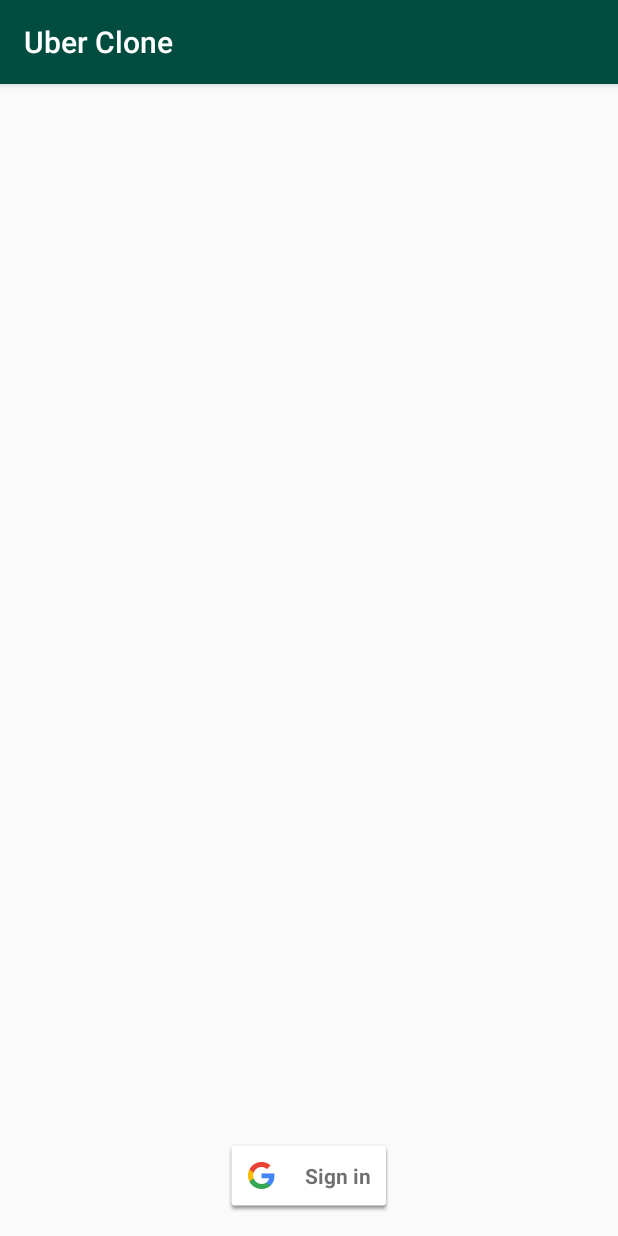
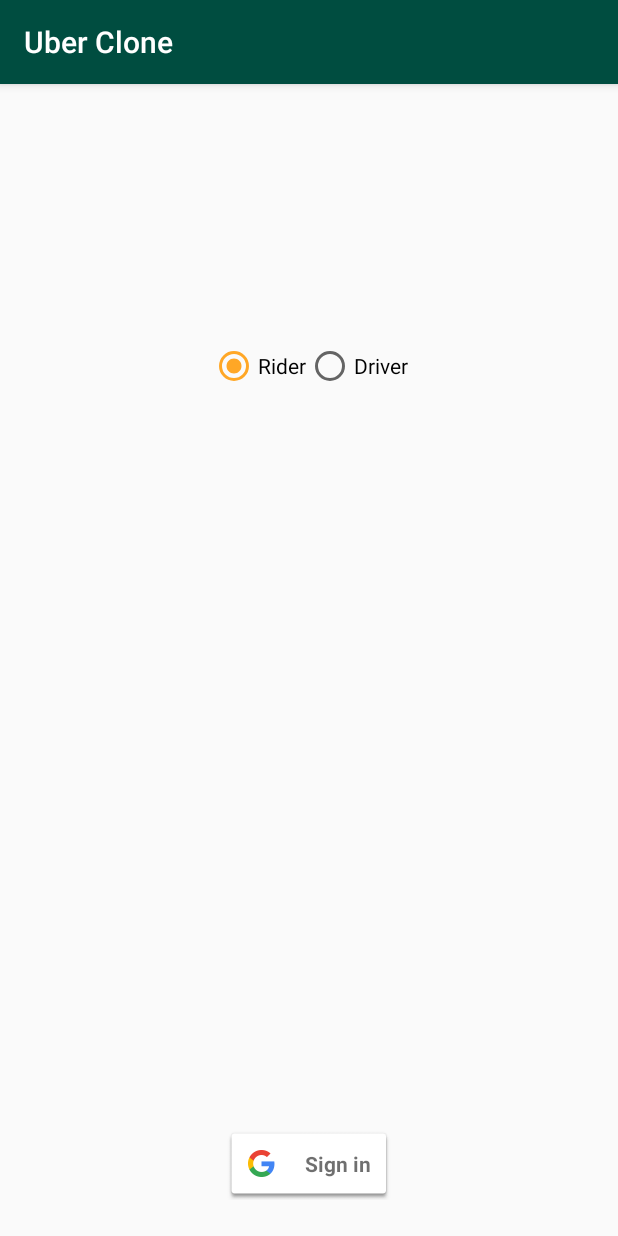
Before and after one commit to PR4S4D/UberClone, an Android app: the screen it shows after launch (LoginActivity), on a phone screen of 412 x 824 dp. Run offline under Robolectric (Android 15) with nearby library versions, the phone set to English and light mode, and no system bars; our stand-ins replace ButterKnife, Firebase (no records; nobody signed in at launch, a user with empty details on screens opened directly).

Commit message:
feat: rider or driver

```diff
--- a/app/src/main/java/com/slp/com/uberclone/LoginActivity.java
+++ b/app/src/main/java/com/slp/com/uberclone/LoginActivity.java
@@ -27,13 +27,15 @@ import com.google.firebase.database.DatabaseReference;
 import com.google.firebase.database.FirebaseDatabase;
 import com.slp.com.uberclone.data.User;
 import com.slp.com.uberclone.utils.FirebaseUtils;
+import com.slp.com.uberclone.utils.PreferenceUtils;
+import com.slp.com.uberclone.utils.UberConstants;
 
 import java.net.Authenticator;
 
 import butterknife.BindView;
 import butterknife.ButterKnife;
 
-public class LoginActivity extends AppCompatActivity implements GoogleApiClient.OnConnectionFailedListener, View.OnClickListener {
+public class LoginActivity extends AppCompatActivity implements GoogleApiClient.OnConnectionFailedListener, View.OnClickListener, UberConstants {
 
     private static final int RC_SIGN_IN = 1000;
     private static final String TAG = "LoginActivity: ";
@@ -152,4 +154,12 @@ public class LoginActivity extends AppCompatActivity implements GoogleApiClient.
             updateUI(currentUser);
         }
     }
+
+    public void selectUserType(View view) {
+        if (R.id.radio_driver == view.getId()) {
+            PreferenceUtils.setDriver(this,true);
+        }else{
+            PreferenceUtils.setDriver(this,false);
+        }
+    }
 }
--- /dev/null
+++ b/app/src/main/java/com/slp/com/uberclone/utils/UberConstants.java
@@ -0,0 +1,10 @@
+package com.slp.com.uberclone.utils;
+
+/**
+ * Created by slaks on 21/11/2017.
+ */
+
+public interface UberConstants {
+    String DRIVER = "driver";
+    String RIDER = "rider";
+}
--- a/app/src/main/res/layout/activity_login.xml
+++ b/app/src/main/res/layout/activity_login.xml
@@ -1,13 +1,49 @@
-<LinearLayout xmlns:android="http://schemas.android.com/apk/res/android"
-    xmlns:tools="http://schemas.android.com/tools"
+<android.support.constraint.ConstraintLayout xmlns:android="http://schemas.android.com/apk/res/android"
+    xmlns:app="http://schemas.android.com/apk/res-auto"
     android:layout_width="match_parent"
     android:layout_height="match_parent"
-    android:gravity="center_horizontal|bottom"
     android:orientation="vertical"
     android:padding="@dimen/activity_vertical_margin">
+
 
     <com.google.android.gms.common.SignInButton
         android:id="@+id/sign_in"
         android:layout_width="wrap_content"
-        android:layout_height="wrap_content" />
-</LinearLayout>
+        android:layout_height="wrap_content"
+        android:layout_gravity="bottom"
+        android:layout_marginBottom="8dp"
+        android:layout_marginEnd="8dp"
+        android:layout_marginStart="8dp"
+        app:layout_constraintBottom_toBottomOf="parent"
+        app:layout_constraintEnd_toEndOf="parent"
+        app:layout_constraintStart_toStartOf="parent" />
+
+    <RadioGroup
+        android:layout_width="fill_parent"
+        android:layout_height="wrap_content"
+        android:layout_marginTop="156dp"
+        android:gravity="center_horizontal"
+        android:orientation="horizontal"
+        app:layout_constraintEnd_toEndOf="parent"
+        app:layout_constraintHorizontal_bias="1.0"
+        app:layout_constraintStart_toStartOf="parent"
+        app:layout_constraintTop_toTopOf="parent">
+
+        <RadioButton
+            android:onClick="selectUserType"
+            android:id="@+id/radio_rider"
+            android:layout_width="wrap_content"
+            android:layout_height="wrap_content"
+            android:checked="true"
+            android:text="Rider" />
+
+        <RadioButton
+            android:onClick="selectUserType"
+            android:id="@+id/radio_driver"
+            android:layout_width="wrap_content"
+            android:layout_height="wrap_content"
+            android:checked="false"
+            android:text="Driver" />
+    </RadioGroup>
+
+</android.support.constraint.ConstraintLayout>
--- a/build.gradle
+++ b/build.gradle
@@ -7,7 +7,7 @@ buildscript {
         jcenter()
     }
     dependencies {
-        classpath 'com.android.tools.build:gradle:3.0.0'
+        classpath 'com.android.tools.build:gradle:3.0.1'
         classpath 'com.google.gms:google-services:3.1.0'
 
         // NOTE: Do not place your application dependencies here; they belong
```
Also changed, not shown: app/src/main/java/com/slp/com/uberclone/data/User.java (+7 -5 lines), app/src/main/java/com/slp/com/uberclone/utils/PreferenceUtils.java (added, +26 -0 lines).
